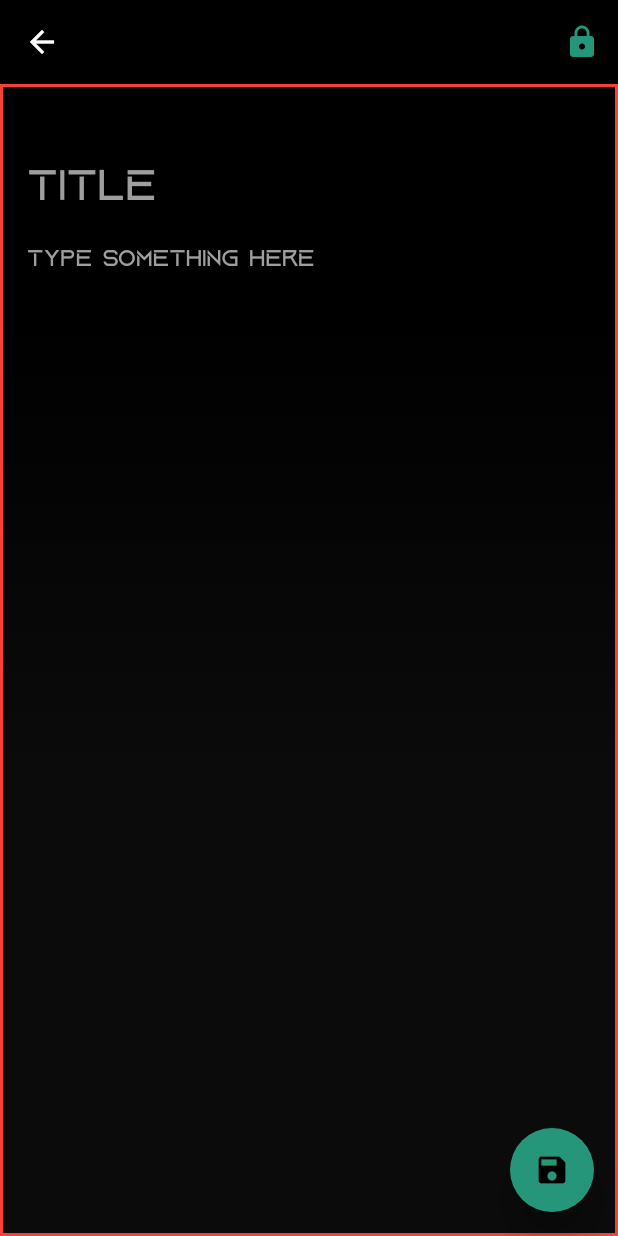
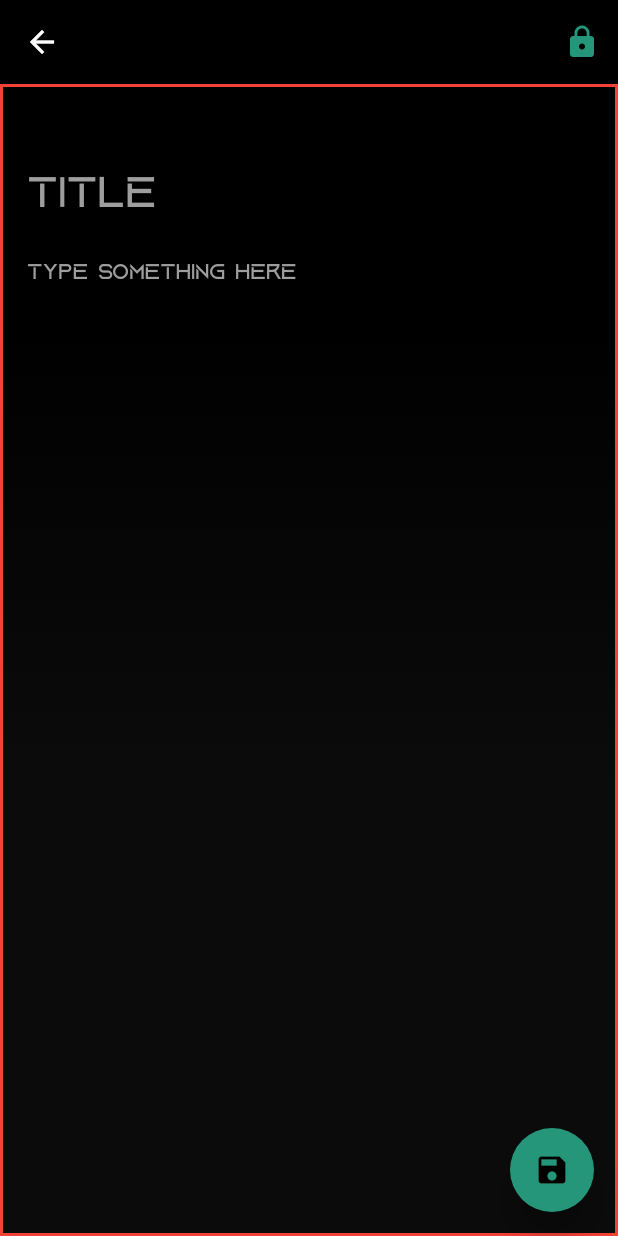
Before and after one commit to TsalemisIasonas/Task_Manager, a Flutter app: the AddTask screen opened directly, after a tap on "Note", on a phone screen of 412 x 824 dp. Run offline on Flutter 3.47's test engine with Material 2 defaults, Android fonts, the phone set to English and light mode, and no system bars.

Commit message:
save, task card

```diff
--- a/lib/pages/add_task_page.dart
+++ b/lib/pages/add_task_page.dart
@@ -4,6 +4,8 @@ import 'package:flutter/material.dart';
 import 'package:task_manager/constants/colors.dart';
 import 'package:task_manager/pages/checklistadd.dart';
 import 'package:task_manager/pages/noteadd.dart';
+import 'package:task_manager/pages/notetemplate.dart';
+import '../models/note.dart';
 
 class NoteCategory {
   final String name;
@@ -21,7 +23,6 @@ class NoteCategoryWidget extends StatelessWidget {
   @override
   Widget build(BuildContext context) {
     return SizedBox(
-      width: double.infinity,
       child: Card(
         shape: RoundedRectangleBorder(
           borderRadius: BorderRadius.circular(16.0),
@@ -83,10 +84,15 @@ class AddTask extends StatefulWidget {
 }
 
 class _AddTaskState extends State<AddTask> {
-  void noteCreate() {
-    setState(() {
-      Navigator.push(context, MaterialPageRoute(builder: (context) => const NoteAdd()));
-    });
+  void noteCreate() async {
+    final res = await Navigator.push(context, MaterialPageRoute(builder: (context) => const NoteAdd()));
+
+    if (res!= null){
+      allNotes.add(
+        NoteTemplate(note: Note(id: allNotes.length+1,title: res[0],content: res[1], modifiedTime: DateTime.now())
+      )
+      );
+    }
   }
 
   void checklistCreate() {
--- a/lib/pages/noteadd.dart
+++ b/lib/pages/noteadd.dart
@@ -12,7 +12,10 @@ class _NoteAddState extends State<NoteAdd> {
   TextEditingController _titleController = TextEditingController();
   TextEditingController _contentController = TextEditingController();
 
-  void save() {}
+
+  void save() {
+    Navigator.pop(context,[_titleController.text, _contentController.text]);
+  }
   void lock() {}
 
   @override
@@ -46,16 +49,19 @@ class _NoteAddState extends State<NoteAdd> {
               children: [
                 TextField(
                   controller: _titleController,
-                  style: const TextStyle(color: Colors.white, fontSize: 30),
+                  style: const TextStyle(color: Colors.white, fontSize: 30, fontFamily: 'Sans Serif'),
                   decoration: const InputDecoration(
+                    focusColor: Colors.red,
                       border: InputBorder.none,
                       hintText: 'Title',
-                      hintStyle: TextStyle(color: Colors.grey, fontSize: 30)),
+                      hintStyle: TextStyle(color: Colors.grey, fontSize: 30,fontFamily: 'Aquire')),
                 ),
                 TextField(
                   controller: _contentController,
                   style: const TextStyle(
                     color: Colors.white,
+                    fontSize: 15,
+                    fontFamily: 'Sans Serif'
                   ),
                   maxLines: null,
                   decoration: const InputDecoration(
@@ -63,6 +69,8 @@ class _NoteAddState extends State<NoteAdd> {
                       hintText: 'Type something here',
                       hintStyle: TextStyle(
                         color: Colors.grey,
+                        fontSize: 15,
+                        fontFamily: 'Aquire'
                       )),
                 ),
               ],
```
Also changed, not shown: lib/main.dart (+5 -5 lines), lib/models/note.dart (added, +17 -0 lines), lib/pages/my_tasks.dart (+24 -3 lines), lib/pages/notetemplate.dart (added, +60 -0 lines).
